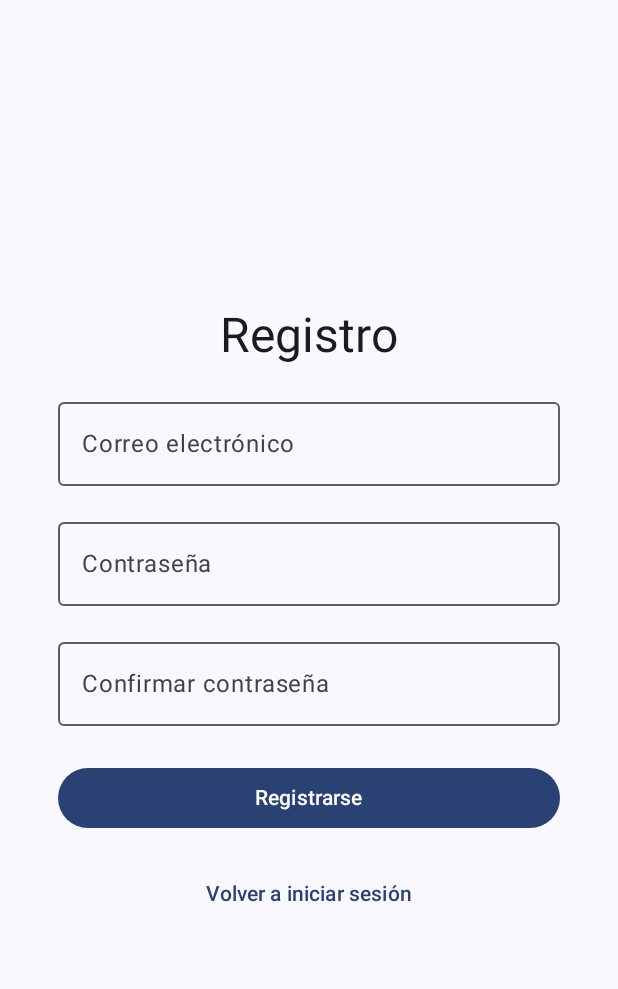
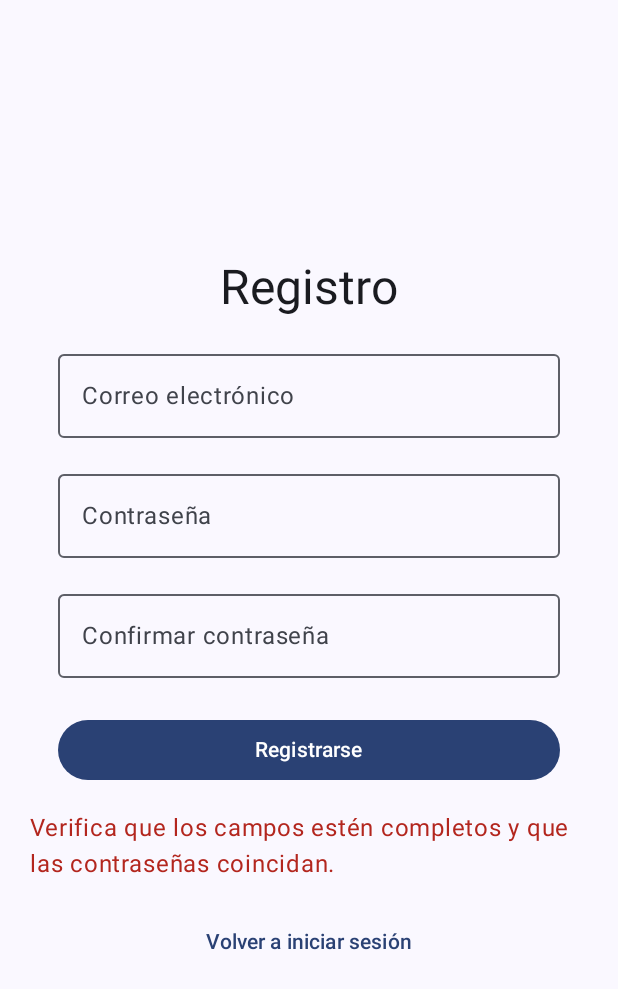
Before and after one commit to 6aligula/senderos, an Android app built with Jetpack Compose: the RegisterScreen screen opened through its navigation route, after a tap on "Registrarse", on a phone screen of 412 x 824 dp. Shown: the top 989 px of the screen. Run offline under Robolectric (Android 15) with nearby library versions, the phone set to English and light mode, and no system bars.

Commit message:
ahora el register llevaa la otra pagina

```diff
--- a/app/src/main/java/com/example/senderos/MainActivity.kt
+++ b/app/src/main/java/com/example/senderos/MainActivity.kt
@@ -137,6 +137,7 @@ fun RegisterScreen(navController: NavHostController) {
     var email by remember { mutableStateOf("") }
     var password by remember { mutableStateOf("") }
     var confirmPassword by remember { mutableStateOf("") }
+    var errorMessage by remember { mutableStateOf("") }
 
     Column(
         modifier = Modifier
@@ -196,8 +197,15 @@ fun RegisterScreen(navController: NavHostController) {
         // Botón para registrarse
         Button(
             onClick = {
-                // Validar que 'password' y 'confirmPassword' sean iguales
-                // Agregar la lógica de registro (por ejemplo, llamar a un API para registrar el usuario)
+                // Validar que los campos no estén vacíos y que las contraseñas coincidan
+                if (email.isNotBlank() && password.isNotBlank() && password == confirmPassword) {
+                    // Aquí podrías agregar la lógica para registrar al usuario (por ejemplo, llamar a un API)
+
+                    // Si el registro es exitoso, se navega automáticamente al login:
+                    navController.popBackStack()
+                } else {
+                    errorMessage = "Verifica que los campos estén completos y que las contraseñas coincidan."
+                }
             },
             modifier = Modifier.fillMaxWidth(0.9f)
         ) {
@@ -205,7 +213,16 @@ fun RegisterScreen(navController: NavHostController) {
         }
         Spacer(modifier = Modifier.height(16.dp))
 
-        // Botón para volver a la pantalla de login
+        // Mostrar mensaje de error en caso de que haya problemas con los datos
+        if (errorMessage.isNotEmpty()) {
+            Text(
+                text = errorMessage,
+                color = MaterialTheme.colorScheme.error
+            )
+            Spacer(modifier = Modifier.height(16.dp))
+        }
+
+        // Botón para volver a la pantalla de login manualmente (opcional)
         TextButton(onClick = { navController.popBackStack() }) {
             Text("Volver a iniciar sesión")
         }
```
